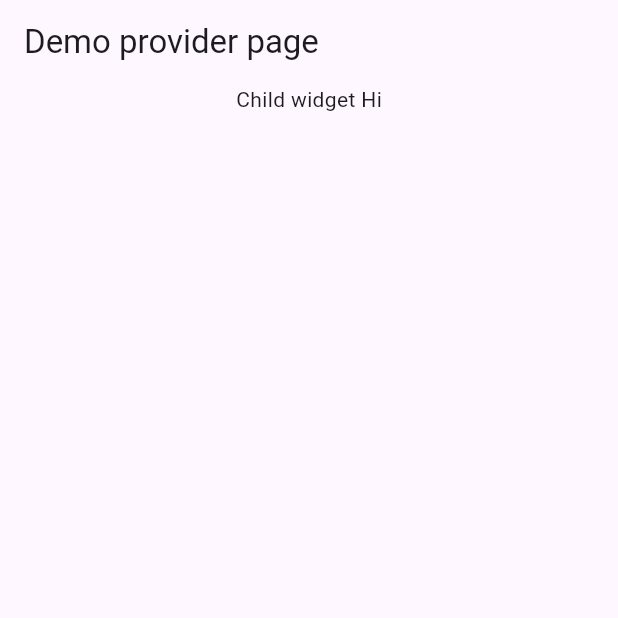
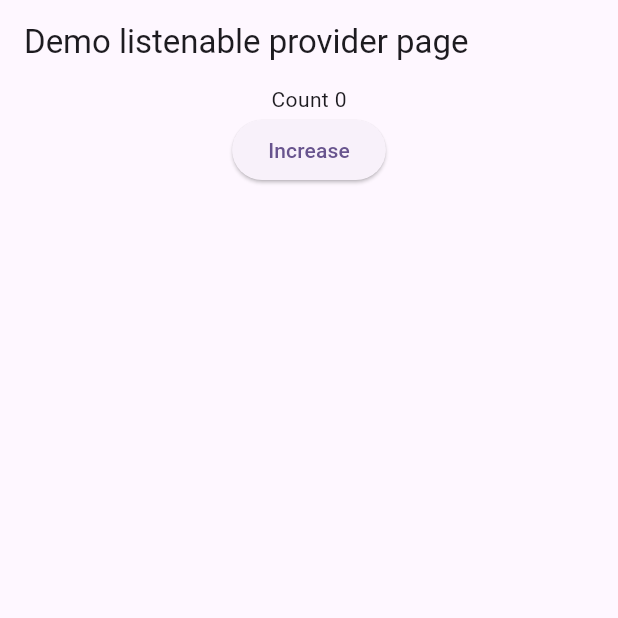
Before and after one commit to phamtanphat/flutter_provider_16032024, a Flutter app: the screen it shows after launch, on a phone screen of 412 x 824 dp, the top half of it. Run offline on Flutter 3.47's test engine with Material 3 defaults, Android fonts, the phone set to English and light mode, and no system bars.

Commit message:
demo listenable provider

```diff
--- /dev/null
+++ b/lib/demo_listenable_provider_page.dart
@@ -0,0 +1,59 @@
+import 'package:flutter/material.dart';
+import 'package:provider/provider.dart';
+
+class Counter extends ChangeNotifier {
+  int count = 0;
+
+  void increase() {
+    count += 1;
+    notifyListeners();
+  }
+}
+
+class DemoListenableProviderPage extends StatefulWidget {
+  const DemoListenableProviderPage({super.key});
+
+  @override
+  State<DemoListenableProviderPage> createState() => _DemoListenableProviderPageState();
+}
+
+class _DemoListenableProviderPageState extends State<DemoListenableProviderPage> {
+  @override
+  Widget build(BuildContext context) {
+    return Scaffold(
+      appBar: AppBar(
+        title: Text("Demo listenable provider page"),
+      ),
+      body: Container(
+        child: Center(
+            child: ListenableProvider<Counter>(
+                create: (context) => Counter(),
+                child: CounterWidget()
+            )
+        ),
+      ),
+    );
+  }
+}
+
+class CounterWidget extends StatelessWidget {
+
+  @override
+  Widget build(BuildContext context) {
+    return Column(
+      children: [
+        Consumer<Counter>(
+           builder: (context, data, child) {
+             return Text("Count ${data.count}");
+           },
+        ),
+        ElevatedButton(
+            onPressed: () {
+              Counter counter = Provider.of(context, listen: false);
+              counter.increase();
+            },
+            child: Text("Increase"))
+      ],
+    );
+  }
+}
--- a/lib/main.dart
+++ b/lib/main.dart
@@ -1,4 +1,5 @@
 import 'package:flutter/material.dart';
+import 'package:flutter_provider_16032024/demo_listenable_provider_page.dart';
 import 'package:flutter_provider_16032024/demo_provider_page.dart';
 
 void main() {
@@ -17,7 +18,7 @@ class MyApp extends StatelessWidget {
         colorScheme: ColorScheme.fromSeed(seedColor: Colors.deepPurple),
         useMaterial3: true,
       ),
-      home: DemoProviderPage()
+      home: DemoListenableProviderPage()
     );
   }
 }
```
